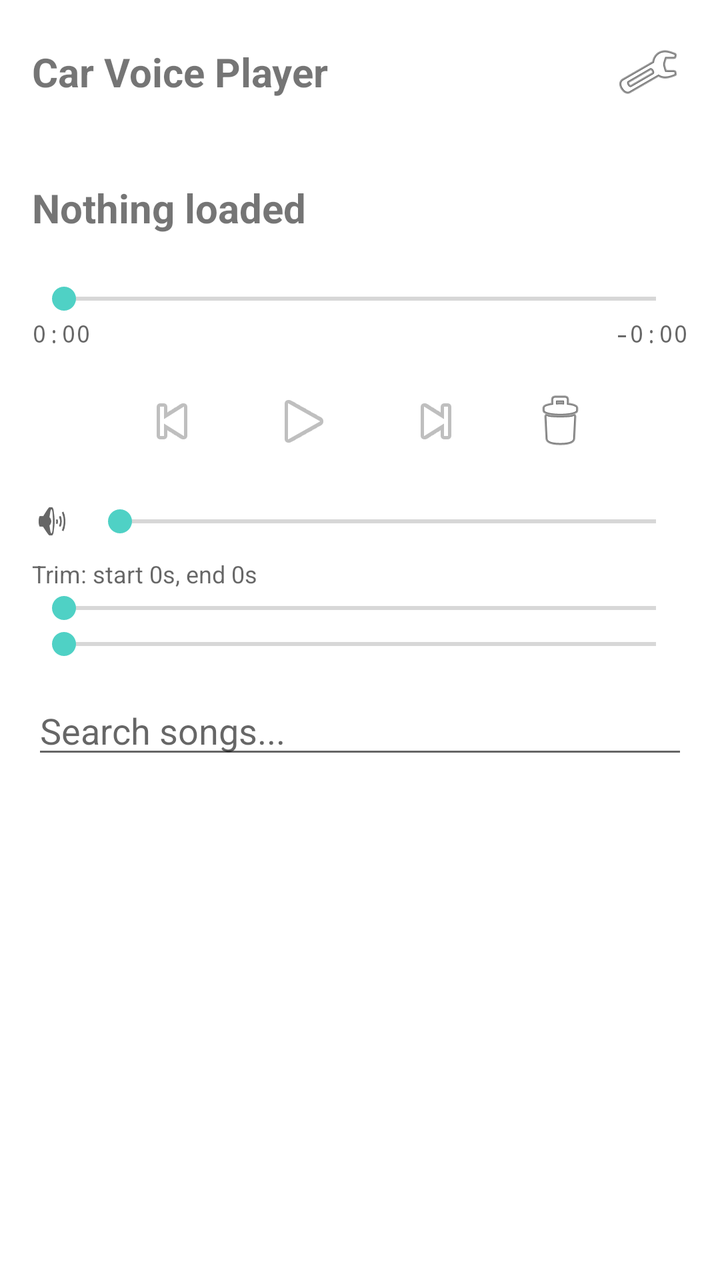
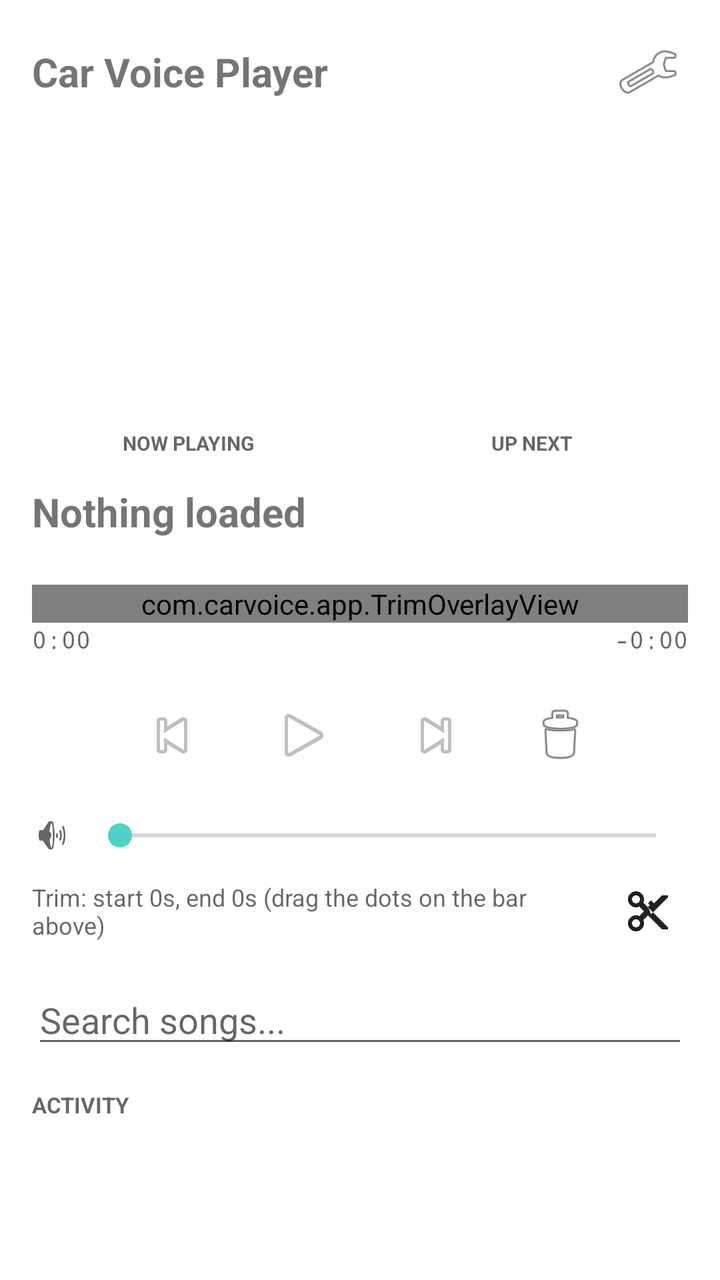

Two renders of the same Android screen: before a commit and after it. Below are the layout's source before the change and the commit's diff.
<!-- AndroidManifest.xml: application theme Theme.CarVoicePlayer -->
<!-- res/layout/activity_main.xml -->
<?xml version="1.0" encoding="utf-8"?>
<LinearLayout xmlns:android="http://schemas.android.com/apk/res/android"
    xmlns:app="http://schemas.android.com/apk/res-auto"
    android:layout_width="match_parent"
    android:layout_height="match_parent"
    android:orientation="vertical"
    android:focusable="true"
    android:focusableInTouchMode="true">

    <LinearLayout
        android:layout_width="match_parent"
        android:layout_height="wrap_content"
        android:orientation="vertical"
        android:padding="16dp">

        <LinearLayout
            android:layout_width="match_parent"
            android:layout_height="wrap_content"
            android:orientation="horizontal"
            android:gravity="center_vertical">

            <TextView
                android:layout_width="0dp"
                android:layout_height="wrap_content"
                android:layout_weight="1"
                android:text="Car Voice Player"
                android:textSize="20sp"
                android:textStyle="bold" />

            <ImageButton
                android:id="@+id/settingsButton"
                android:layout_width="40dp"
                android:layout_height="40dp"
                android:background="?attr/selectableItemBackgroundBorderless"
                android:contentDescription="Settings"
                android:src="@android:drawable/ic_menu_manage" />
        </LinearLayout>

        <TextView
            android:id="@+id/statusText"
            android:layout_width="match_parent"
            android:layout_height="wrap_content"
            android:layout_marginTop="4dp"
            android:textSize="12sp"
            android:textColor="?android:attr/textColorSecondary" />

        <TextView
            android:id="@+id/nowPlayingTitle"
            android:layout_width="match_parent"
            android:layout_height="wrap_content"
            android:layout_marginTop="14dp"
            android:text="Nothing loaded"
            android:textSize="20sp"
            android:textStyle="bold"
            android:maxLines="1"
            android:ellipsize="end" />

        <TextView
            android:id="@+id/nowPlayingArtist"
            android:layout_width="match_parent"
            android:layout_height="wrap_content"
            android:textSize="14sp"
            android:textColor="?android:attr/textColorSecondary" />

        <SeekBar
            android:id="@+id/seekBar"
            android:layout_width="match_parent"
            android:layout_height="wrap_content"
            android:layout_marginTop="4dp" />

        <LinearLayout
            android:layout_width="match_parent"
            android:layout_height="wrap_content"
            android:orientation="horizontal">

            <TextView
                android:id="@+id/elapsedTime"
                android:layout_width="0dp"
                android:layout_height="wrap_content"
                android:layout_weight="1"
                android:text="0:00"
                android:textSize="12sp"
                android:fontFamily="monospace"
                android:textColor="?android:attr/textColorSecondary" />

            <TextView
                android:id="@+id/remainingTime"
                android:layout_width="wrap_content"
                android:layout_height="wrap_content"
                android:text="-0:00"
                android:textSize="12sp"
                android:fontFamily="monospace"
                android:textColor="?android:attr/textColorSecondary" />
        </LinearLayout>

        <LinearLayout
            android:id="@+id/ratingRow"
            android:layout_width="wrap_content"
            android:layout_height="wrap_content"
            android:layout_marginTop="4dp"
            android:orientation="horizontal" />

        <LinearLayout
            android:layout_width="match_parent"
            android:layout_height="wrap_content"
            android:orientation="horizontal"
            android:gravity="center">

            <ImageButton
                android:id="@+id/prevButton"
                style="?attr/borderlessButtonStyle"
                android:layout_width="52dp"
                android:layout_height="52dp"
                android:contentDescription="Previous"
                android:src="@android:drawable/ic_media_previous" />

            <ImageButton
                android:id="@+id/playPauseButton"
                style="?attr/borderlessButtonStyle"
                android:layout_width="64dp"
                android:layout_height="64dp"
                android:layout_marginStart="8dp"
                android:layout_marginEnd="8dp"
                android:contentDescription="Play/Pause"
                android:src="@android:drawable/ic_media_play" />

            <ImageButton
                android:id="@+id/nextButton"
                style="?attr/borderlessButtonStyle"
                android:layout_width="52dp"
                android:layout_height="52dp"
                android:contentDescription="Next"
                android:src="@android:drawable/ic_media_next" />

            <ImageButton
                android:id="@+id/deleteButton"
                style="?attr/borderlessButtonStyle"
                android:layout_width="40dp"
                android:layout_height="40dp"
                android:layout_marginStart="16dp"
                android:contentDescription="Delete this song"
                android:src="@android:drawable/ic_menu_delete" />
        </LinearLayout>

        <LinearLayout
            android:layout_width="match_parent"
            android:layout_height="wrap_content"
            android:orientation="horizontal"
            android:gravity="center_vertical"
            android:layout_marginTop="8dp">

            <ImageView
                android:layout_width="20dp"
                android:layout_height="20dp"
                android:src="@android:drawable/ic_lock_silent_mode_off"
                app:tint="?android:attr/textColorSecondary" />

            <SeekBar
                android:id="@+id/volumeSeekBar"
                android:layout_width="0dp"
                android:layout_height="wrap_content"
                android:layout_weight="1"
                android:layout_marginStart="8dp"
                android:max="100" />
        </LinearLayout>

        <TextView
            android:id="@+id/trimLabel"
            android:layout_width="match_parent"
            android:layout_height="wrap_content"
            android:layout_marginTop="8dp"
            android:text="Trim: start 0s, end 0s"
            android:textSize="12sp"
            android:textColor="?android:attr/textColorSecondary" />
        <SeekBar
            android:id="@+id/trimStartSeekBar"
            android:layout_width="match_parent"
            android:layout_height="wrap_content"
            android:max="60" />
        <SeekBar
            android:id="@+id/trimEndSeekBar"
            android:layout_width="match_parent"
            android:layout_height="wrap_content"
            android:max="60" />

        <EditText
            android:id="@+id/searchBox"
            android:layout_width="match_parent"
            android:layout_height="wrap_content"
            android:layout_marginTop="12dp"
            android:hint="Search songs..."
            android:inputType="text"
            android:imeOptions="actionSearch"
            android:singleLine="true" />
    </LinearLayout>

    <androidx.recyclerview.widget.RecyclerView
        android:id="@+id/songRecyclerView"
        android:layout_width="match_parent"
        android:layout_height="0dp"
        android:layout_weight="1"
        android:paddingStart="16dp"
        android:paddingEnd="16dp" />
</LinearLayout>
<!-- resources referenced by this layout -->
<resources>
  <style name="Theme.CarVoicePlayer" parent="Theme.MaterialComponents.DayNight.NoActionBar">
          <item name="colorPrimary">@color/brand_accent</item>
          <item name="colorAccent">@color/brand_accent</item>
      </style>
  <color name="brand_accent">#4FD1C5</color>
</resources>

<!-- the commit's change to res/layout/activity_main.xml (unified diff, before → after) -->
@@ -7,6 +7,11 @@
     android:focusable="true"
     android:focusableInTouchMode="true">
 
+    <ScrollView
+        android:layout_width="match_parent"
+        android:layout_height="wrap_content"
+        android:fillViewport="false">
+
     <LinearLayout
         android:layout_width="match_parent"
         android:layout_height="wrap_content"
@@ -44,6 +49,72 @@
             android:textSize="12sp"
             android:textColor="?android:attr/textColorSecondary" />
 
+        
+        <LinearLayout
+            android:layout_width="match_parent"
+            android:layout_height="140dp"
+            android:layout_marginTop="12dp"
+            android:orientation="horizontal">
+
+            <LinearLayout
+                android:layout_width="0dp"
+                android:layout_height="match_parent"
+                android:layout_weight="1"
+                android:orientation="vertical"
+                android:gravity="center">
+
+                <ImageView
+                    android:id="@+id/nowPlayingArt"
+                    android:layout_width="0dp"
+                    android:layout_height="0dp"
+                    android:layout_weight="1"
+                    android:layout_marginEnd="4dp"
+                    android:scaleType="centerCrop"
+                    android:background="?android:attr/colorBackground"
+                    android:contentDescription="Now playing artwork"
+                    android:src="@android:drawable/ic_media_play" />
+
+                <TextView
+                    android:layout_width="match_parent"
+                    android:layout_height="wrap_content"
+                    android:layout_marginEnd="4dp"
+                    android:gravity="center"
+                    android:text="NOW PLAYING"
+                    android:textSize="10sp"
+                    android:textStyle="bold"
+                    android:textColor="?android:attr/textColorSecondary" />
+            </LinearLayout>
+
+            <LinearLayout
+                android:layout_width="0dp"
+                android:layout_height="match_parent"
+                android:layout_weight="1"
+                android:orientation="vertical"
+                android:gravity="center">
+
+                <ImageView
+                    android:id="@+id/upNextArt"
+                    android:layout_width="0dp"
+                    android:layout_height="0dp"
+                    android:layout_weight="1"
+                    android:layout_marginStart="4dp"
+                    android:scaleType="centerCrop"
+                    android:background="?android:attr/colorBackground"
+                    android:contentDescription="Up next artwork"
+                    android:src="@android:drawable/ic_media_next" />
+
+                <TextView
+                    android:layout_width="match_parent"
+                    android:layout_height="wrap_content"
+                    android:layout_marginStart="4dp"
+                    android:gravity="center"
+                    android:text="UP NEXT"
+                    android:textSize="10sp"
+                    android:textStyle="bold"
+                    android:textColor="?android:attr/textColorSecondary" />
+            </LinearLayout>
+        </LinearLayout>
+
         <TextView
             android:id="@+id/nowPlayingTitle"
             android:layout_width="match_parent"
@@ -62,11 +133,22 @@
             android:textSize="14sp"
             android:textColor="?android:attr/textColorSecondary" />
 
-        <SeekBar
-            android:id="@+id/seekBar"
-            android:layout_width="match_parent"
-            android:layout_height="wrap_content"
-            android:layout_marginTop="4dp" />
+        
+        <FrameLayout
+            android:layout_width="match_parent"
+            android:layout_height="wrap_content"
+            android:layout_marginTop="4dp">
+
+            <SeekBar
+                android:id="@+id/seekBar"
+                android:layout_width="match_parent"
+                android:layout_height="wrap_content" />
+
+            <com.carvoice.app.TrimOverlayView
+                android:id="@+id/trimOverlay"
+                android:layout_width="match_parent"
+                android:layout_height="match_parent" />
+        </FrameLayout>
 
         <LinearLayout
             android:layout_width="match_parent"
@@ -104,7 +186,8 @@
             android:layout_width="match_parent"
             android:layout_height="wrap_content"
             android:orientation="horizontal"
-            android:gravity="center">
+            android:gravity="center"
+            android:layout_marginTop="4dp">
 
             <ImageButton
                 android:id="@+id/prevButton"
@@ -164,24 +247,32 @@
                 android:max="100" />
         </LinearLayout>
 
-        <TextView
-            android:id="@+id/trimLabel"
-            android:layout_width="match_parent"
-            android:layout_height="wrap_content"
-            android:layout_marginTop="8dp"
-            android:text="Trim: start 0s, end 0s"
-            android:textSize="12sp"
-            android:textColor="?android:attr/textColorSecondary" />
-        <SeekBar
-            android:id="@+id/trimStartSeekBar"
-            android:layout_width="match_parent"
-            android:layout_height="wrap_content"
-            android:max="60" />
-        <SeekBar
-            android:id="@+id/trimEndSeekBar"
-            android:layout_width="match_parent"
-            android:layout_height="wrap_content"
-            android:max="60" />
+        <LinearLayout
+            android:layout_width="match_parent"
+            android:layout_height="wrap_content"
+            android:orientation="horizontal"
+            android:gravity="center_vertical"
+            android:layout_marginTop="8dp">
+
+            <TextView
+                android:id="@+id/trimLabel"
+                android:layout_width="0dp"
+                android:layout_height="wrap_content"
+                android:layout_weight="1"
+                android:text="Trim: start 0s, end 0s (drag the dots on the bar above)"
+                android:textSize="12sp"
+                android:textColor="?android:attr/textColorSecondary" />
+
+            <ImageButton
+                android:id="@+id/applyTrimButton"
+                style="?attr/borderlessButtonStyle"
+                android:layout_width="40dp"
+                android:layout_height="40dp"
+                android:layout_marginStart="8dp"
+                android:contentDescription="Apply trim - permanently cuts the file"
+                android:src="@drawable/ic_trim_apply"
+                app:tint="?android:attr/textColorPrimary" />
+        </LinearLayout>
 
         <EditText
             android:id="@+id/searchBox"
@@ -193,12 +284,89 @@
             android:imeOptions="actionSearch"
             android:singleLine="true" />
     </LinearLayout>
-
-    <androidx.recyclerview.widget.RecyclerView
-        android:id="@+id/songRecyclerView"
+    </ScrollView>
+
+    
+    <FrameLayout
         android:layout_width="match_parent"
         android:layout_height="0dp"
-        android:layout_weight="1"
+        android:layout_weight="1">
+
+        <androidx.recyclerview.widget.RecyclerView
+            android:id="@+id/songRecyclerView"
+            android:layout_width="match_parent"
+            android:layout_height="match_parent"
+            android:paddingStart="16dp"
+            android:paddingEnd="16dp" />
+
+        <LinearLayout
+            android:id="@+id/nowPlayingPin"
+            android:layout_width="match_parent"
+            android:layout_height="wrap_content"
+            android:layout_gravity="center_vertical"
+            android:orientation="horizontal"
+            android:gravity="center_vertical"
+            android:background="@color/now_playing_row"
+            android:paddingStart="16dp"
+            android:paddingEnd="16dp"
+            android:paddingTop="10dp"
+            android:paddingBottom="10dp"
+            android:elevation="6dp"
+            android:visibility="gone"
+            android:clickable="true"
+            android:focusable="true">
+
+            <TextView
+                android:layout_width="wrap_content"
+                android:layout_height="wrap_content"
+                android:text="\u25B6"
+                android:textColor="@color/now_playing_text"
+                android:textSize="14sp" />
+
+            <TextView
+                android:id="@+id/nowPlayingPinText"
+                android:layout_width="0dp"
+                android:layout_height="wrap_content"
+                android:layout_weight="1"
+                android:layout_marginStart="8dp"
+                android:textColor="@color/now_playing_text"
+                android:textSize="13sp"
+                android:maxLines="1"
+                android:ellipsize="end" />
+        </LinearLayout>
+    </FrameLayout>
+
+    
+    <LinearLayout
+        android:layout_width="match_parent"
+        android:layout_height="120dp"
+        android:orientation="vertical"
         android:paddingStart="16dp"
-        android:paddingEnd="16dp" />
+        android:paddingEnd="16dp"
+        android:paddingBottom="8dp">
+
+        <TextView
+            android:layout_width="match_parent"
+            android:layout_height="wrap_content"
+            android:text="ACTIVITY"
+            android:textSize="11sp"
+            android:textStyle="bold"
+            android:textColor="?android:attr/textColorSecondary" />
+
+        <ScrollView
+            android:id="@+id/logScrollView"
+            android:layout_width="match_parent"
+            android:layout_height="0dp"
+            android:layout_weight="1"
+            android:layout_marginTop="4dp">
+
+            <TextView
+                android:id="@+id/logText"
+                android:layout_width="match_parent"
+                android:layout_height="wrap_content"
+                android:textSize="11sp"
+                android:fontFamily="monospace"
+                android:textColor="?android:attr/textColorSecondary" />
+        </ScrollView>
+    </LinearLayout>
 </LinearLayout>
<!-- resource entries referenced after the edit -->
@@ -1,5 +1,17 @@
 <!-- resources referenced by this layout -->
 <resources>
+  <color name="now_playing_row">#264FD1C5</color>
+  <color name="now_playing_text">#ff3b30</color>
+  <!-- drawable ic_trim_apply (drawable) -->
+  <vector xmlns:android="http://schemas.android.com/apk/res/android"
+      android:width="24dp"
+      android:height="24dp"
+      android:viewportWidth="24"
+      android:viewportHeight="24">
+      <path
+          android:fillColor="#FF000000"
+          android:pathData="M9.64,7.64c0.23,-0.5 0.36,-1.05 0.36,-1.64 0,-2.21 -1.79,-4 -4,-4S2,3.79 2,6s1.79,4 4,4c0.59,0 1.14,-0.13 1.64,-0.36L10,12l-2.36,2.36C7.14,14.13 6.59,14 6,14c-2.21,0 -4,1.79 -4,4s1.79,4 4,4 4,-1.79 4,-4c0,-0.59 -0.13,-1.14 -0.36,-1.64L12,14l7,7h3v-1L9.64,7.64zM6,8c-1.1,0 -2,-0.89 -2,-2s0.9,-2 2,-2 2,0.89 2,2 -0.9,2 -2,2zM6,20c-1.1,0 -2,-0.89 -2,-2s0.9,-2 2,-2 2,0.89 2,2 -0.9,2 -2,2zM12.5,10.83l-0.71,-0.71L13,9l-1,-1 1.5,-1.5L15,8l4,-4h3v1l-8.5,8.5z" />
+  </vector>
   <style name="Theme.CarVoicePlayer" parent="Theme.MaterialComponents.DayNight.NoActionBar">
           <item name="colorPrimary">@color/brand_accent</item>
           <item name="colorAccent">@color/brand_accent</item>
